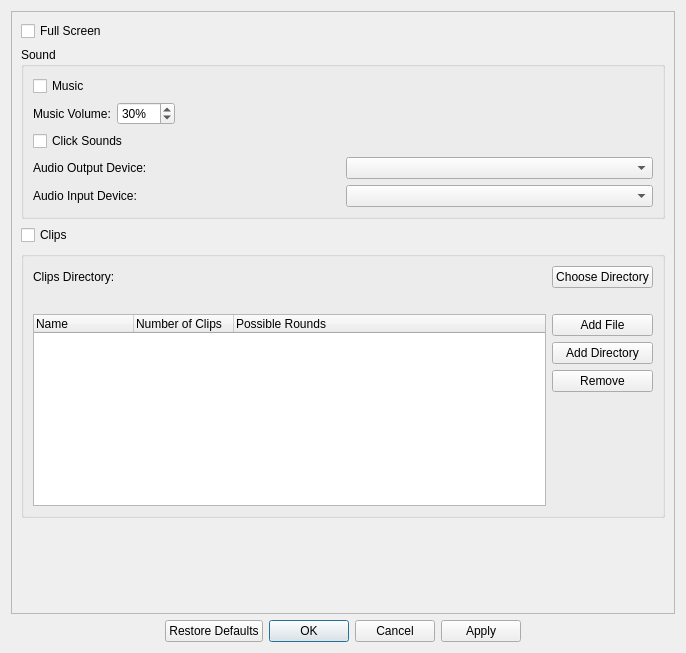
Qt form ui/settings.ui (tdauth/gustavsfairyland) before a commit.
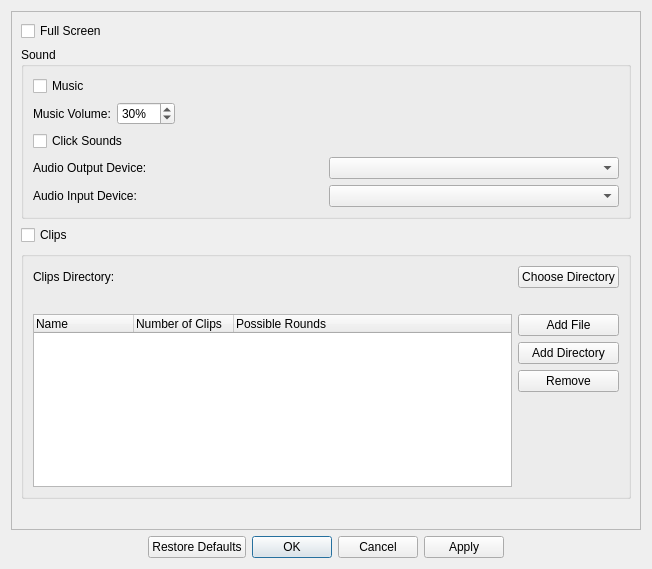
The same form after that commit.

```diff
--- a/ui/settings.ui
+++ b/ui/settings.ui
@@ -6,8 +6,8 @@
    <rect>
     <x>0</x>
     <y>0</y>
-    <width>686</width>
-    <height>653</height>
+    <width>652</width>
+    <height>569</height>
    </rect>
   </property>
   <property name="windowTitle">
@@ -24,11 +24,25 @@
        <rect>
         <x>0</x>
         <y>0</y>
-        <width>670</width>
-        <height>599</height>
+        <width>632</width>
+        <height>516</height>
        </rect>
       </property>
       <layout class="QGridLayout" name="gridLayout_2">
+       <item row="1" column="0" colspan="2">
+        <widget class="QCheckBox" name="fullScreenCheckBox">
+         <property name="text">
+          <string>Full Screen</string>
+         </property>
+        </widget>
+       </item>
+       <item row="3" column="0" colspan="2">
+        <widget class="QCheckBox" name="checkBox_2">
+         <property name="text">
+          <string>Clips</string>
+         </property>
+        </widget>
+       </item>
        <item row="2" column="0" colspan="2">
         <widget class="QGroupBox" name="groupBox">
          <property name="title">
@@ -120,47 +134,20 @@
          </layout>
         </widget>
        </item>
-       <item row="7" column="0">
-        <spacer name="verticalSpacer_3">
-         <property name="orientation">
-          <enum>Qt::Vertical</enum>
-         </property>
-         <property name="sizeHint" stdset="0">
-          <size>
-           <width>20</width>
-           <height>40</height>
-          </size>
-         </property>
-        </spacer>
-       </item>
-       <item row="1" column="0" colspan="2">
-        <widget class="QCheckBox" name="fullScreenCheckBox">
-         <property name="text">
-          <string>Full Screen</string>
-         </property>
-        </widget>
-       </item>
-       <item row="3" column="0" colspan="2">
-        <widget class="QCheckBox" name="checkBox_2">
-         <property name="text">
-          <string>Clips</string>
-         </property>
-        </widget>
-       </item>
-       <item row="4" column="0" colspan="2">
+       <item row="5" column="0" colspan="2">
         <widget class="QGroupBox" name="clipsGroupBox">
          <property name="title">
           <string/>
          </property>
          <layout class="QGridLayout" name="gridLayout_4">
-          <item row="0" column="0">
+          <item row="1" column="0">
            <widget class="QLabel" name="label">
             <property name="text">
              <string>Clips Directory:</string>
             </property>
            </widget>
           </item>
-          <item row="2" column="2">
+          <item row="3" column="2">
            <layout class="QVBoxLayout" name="verticalLayout">
             <item>
              <widget class="QPushButton" name="addFilePushButton">
@@ -216,7 +203,7 @@
             </item>
            </layout>
           </item>
-          <item row="0" column="2">
+          <item row="1" column="2">
            <widget class="QPushButton" name="clipsDirectoryPushButton">
             <property name="sizePolicy">
              <sizepolicy hsizetype="Preferred" vsizetype="Fixed">
@@ -229,7 +216,7 @@
             </property>
            </widget>
           </item>
-          <item row="2" column="0">
+          <item row="3" column="0">
            <widget class="QTreeWidget" name="treeWidget">
             <column>
              <property name="text">
@@ -248,7 +235,7 @@
             </column>
            </widget>
           </item>
-          <item row="1" column="2">
+          <item row="2" column="2">
            <widget class="QLabel" name="clipsDirectoryLabel">
             <property name="text">
              <string/>
@@ -258,11 +245,24 @@
          </layout>
         </widget>
        </item>
+       <item row="6" column="0" colspan="2">
+        <spacer name="verticalSpacer_2">
+         <property name="orientation">
+          <enum>Qt::Vertical</enum>
+         </property>
+         <property name="sizeHint" stdset="0">
+          <size>
+           <width>20</width>
+           <height>40</height>
+          </size>
+         </property>
+        </spacer>
+       </item>
       </layout>
      </widget>
     </widget>
    </item>
-   <item row="1" column="0" alignment="Qt::AlignHCenter">
+   <item row="2" column="0" alignment="Qt::AlignHCenter">
     <widget class="QDialogButtonBox" name="buttonBox">
      <property name="standardButtons">
       <set>QDialogButtonBox::Apply|QDialogButtonBox::Cancel|QDialogButtonBox::Ok|QDialogButtonBox::RestoreDefaults</set>
```
